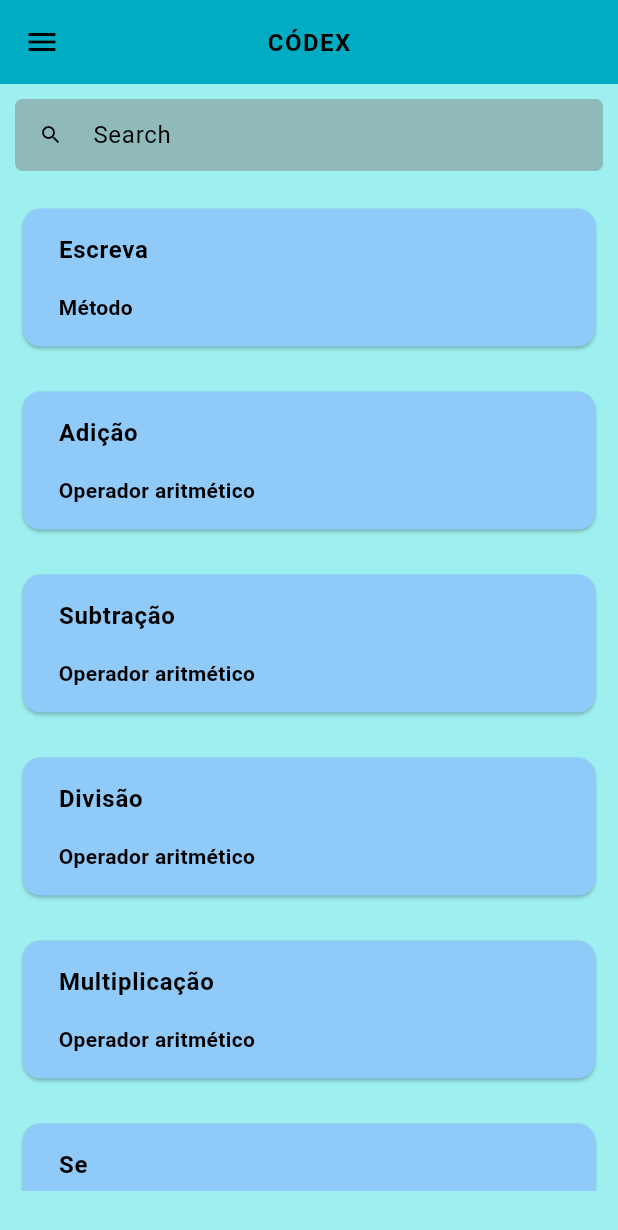
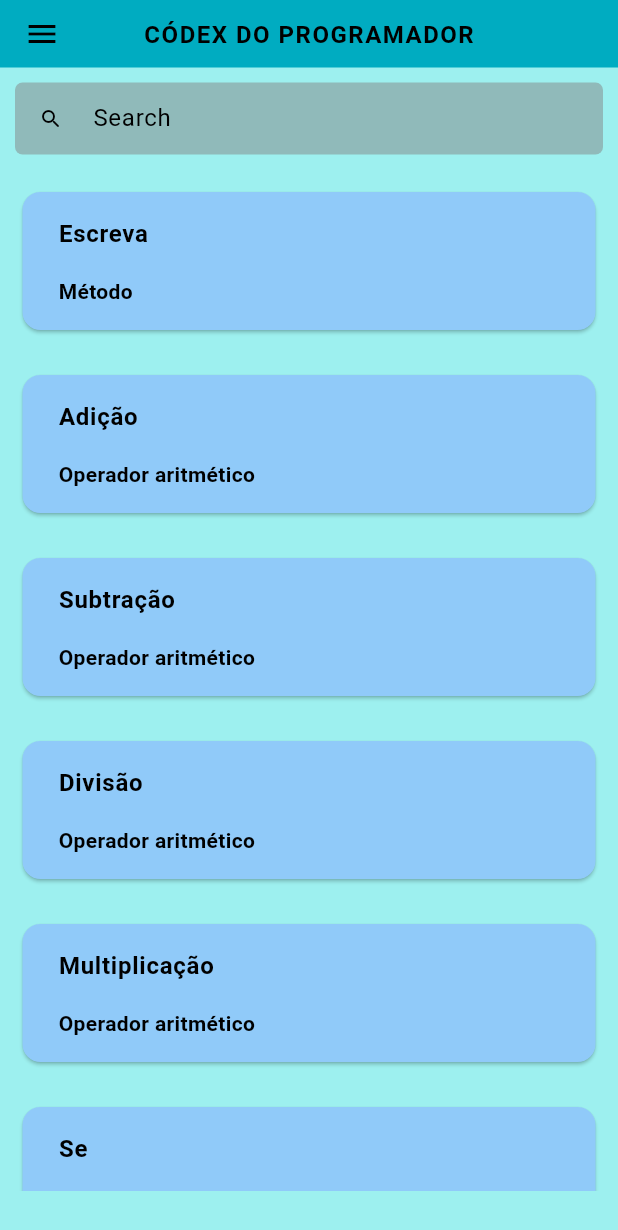
Before and after one commit to karen-matsunaga/DictionaryApp, a Flutter app: the HomePage screen opened by its route, on a phone screen of 412 x 824 dp. Shown: the top 1230 px of the screen. Run offline on Flutter 3.47's test engine with Material 3 defaults, Android fonts, the phone set to English and light mode, and no system bars; our stand-ins replace shared_preferences, sqflite; accounts and stored records are empty.

Commit message:
04-08-2024 Screen improved

```diff
--- a/lib/utils/constants.dart
+++ b/lib/utils/constants.dart
@@ -77,3 +77,6 @@ SizedBox spaceListView = SizedBox(height: 30);
 
 // ESPAÇO DA LINHA DO COMPONENTE
 SizedBox spaceRow = SizedBox(width: 10);
+
+// SIZE da APPBAR
+Size sized = Size(45, 45);
--- a/lib/views/home/home_screen.dart
+++ b/lib/views/home/home_screen.dart
@@ -4,6 +4,7 @@ import 'package:dictionary/controllers/words_provider.dart';
 import 'package:dictionary/models/words.dart';
 import 'package:dictionary/utils/constants.dart';
 import 'package:dictionary/views/home/menu_view.dart';
+import 'package:dictionary/widgets/custom_appbar_widget.dart';
 import 'package:flutter/material.dart';
 import 'package:provider/provider.dart' as provider;
 
@@ -54,37 +55,18 @@ class _HomePageState extends State<HomePage> {
 
   @override
   Widget build(BuildContext context) {
-    // REMOVER A TELA DA APPBAR USANDO PREFERRED SIZE E MEDIA QUERY
-    var appBar = AppBar(
-      // Icone do Menu de configurações
-      iconTheme: IconThemeData(
-        color: Theme.of(context).iconTheme.color,
-      ),
-      // Nome do aplicativo
-      title: Text(
-        "códex".toUpperCase(),
-        style: TextStyle(
-          letterSpacing: 1,
-          fontSize: provider.Provider.of<FontSizeConfig>(context).fontSize,
-          fontWeight: FontWeight.bold,
-        ),
-      ),
-      centerTitle: true,
-      // Fundo do aplicativo da AppBar
-      backgroundColor: Theme.of(context).appBarTheme.backgroundColor,
-      elevation: 0,
-    );
-    // var size = MediaQuery.of(context).size;
-    // var screenHeight = (size.height - appBar.preferredSize.height) -
-    //     MediaQuery.of(context).padding.top;
-
     // LISTA DE TODAS AS PALAVRAS DO ARQUIVO words.json
     final allWords = provider.Provider.of<WordsProvider>(context).words;
 
     // Design da HOMEPAGE
     return Scaffold(
-      // APPBAR do aplicativo
-      appBar: appBar,
+      // APPBAR personalizada do aplicativo
+      appBar: PreferredSize(
+        preferredSize: sized,
+        child: CustomAppbarWidget(
+          title: "códex do programador",
+        ),
+      ),
 
       // DRAWER com as opções do MENU DE CONFIGURAÇÕES
       drawer: const MenuPage(),
--- a/lib/views/home/menu_view.dart
+++ b/lib/views/home/menu_view.dart
@@ -86,6 +86,7 @@ class MenuPage extends StatelessWidget {
 
                         // REFATORADA - DESLOGAR DA CONTA
                         CustomExit(
+                          message: 'Deseja sair da conta?',
                           callBack: () async {
                             await userProvider.clearUserData();
                             Navigator.of(context).push(
--- a/lib/views/login/login_screen.dart
+++ b/lib/views/login/login_screen.dart
@@ -184,6 +184,7 @@ class _LoginPageState extends State<LoginPage> {
 
                 // SAIR DO APLICATIVO
                 CustomExit(
+                  message: 'Você tem certeza que deseja sair do aplicativo?',
                   callBack: () {
                     Navigator.pop(context, true);
                     // Atrasar para garantir que a caixa de diálogo seja fechada antes de sair do app
--- a/lib/widgets/custom_appbar_widget.dart
+++ b/lib/widgets/custom_appbar_widget.dart
@@ -1,37 +1,32 @@
-// import 'package:dictionary/controllers/fontsize_provider.dart';
-// import 'package:provider/provider.dart' as provider;
-// import 'package:flutter/material.dart';
+import 'package:dictionary/controllers/fontsize_provider.dart';
+import 'package:provider/provider.dart' as provider;
+import 'package:flutter/material.dart';
 
-// class CustomAppbarWidget extends StatelessWidget {
-//   final String title;
-//   const CustomAppbarWidget({super.key, required this.title});
+class CustomAppbarWidget extends StatelessWidget {
+  final String title;
+  CustomAppbarWidget({super.key, required this.title});
 
-//   @override
-//   Widget build(BuildContext context) {
-//     appBar = AppBar(
-//       // Icone do Menu de configurações
-//       iconTheme: IconThemeData(
-//         color: Theme.of(context).iconTheme.color,
-//       ),
-//       // TITULO da AppBar
-//       title: Text(
-//         title.toUpperCase(),
-//         style: TextStyle(
-//           letterSpacing: 1,
-//           fontSize: provider.Provider.of<FontSizeConfig>(context).fontSize,
-//           fontWeight: FontWeight.bold,
-//         ),
-//       ),
-//       centerTitle: true,
+  @override
+  Widget build(BuildContext context) {
+    return AppBar(
+      // Icone do Menu de configurações
+      iconTheme: IconThemeData(
+        color: Theme.of(context).iconTheme.color,
+      ),
+      // TITULO da AppBar
+      title: Text(
+        title.toUpperCase(),
+        style: TextStyle(
+          letterSpacing: 1,
+          fontSize: provider.Provider.of<FontSizeConfig>(context).fontSize,
+          fontWeight: FontWeight.bold,
+        ),
+      ),
+      centerTitle: true,
 
-//       // FUNDO da AppBar
-//       backgroundColor: Theme.of(context).appBarTheme.backgroundColor,
-//       elevation: 0,
-//     );
-//     // REMOVER A QUANTIDADE DA TELA DA APPBAR
-//     var size = MediaQuery.of(context).size;
-
-//     var screenHeight = (size.height - appBar.prefe);
-//     return appBar;
-//   }
-// }
+      // FUNDO da AppBar
+      backgroundColor: Theme.of(context).appBarTheme.backgroundColor,
+      elevation: 0,
+    );
+  }
+}
```
Also changed, not shown: assets/json/words.json (+82 -4 lines), lib/views/home/search_screen.dart (+10 -23 lines), lib/views/profile/config_view.dart (+5 -22 lines), lib/views/profile/fav_screen.dart (+4 -19 lines), lib/widgets/custom_exit_widget.dart (+12 -7 lines).
